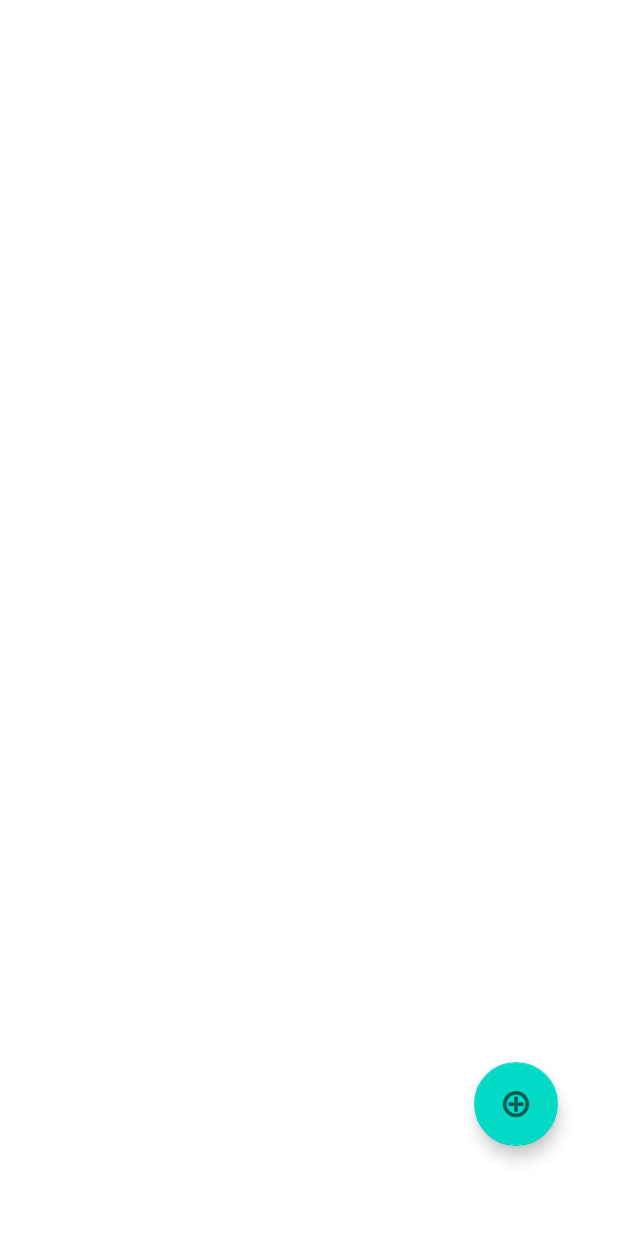
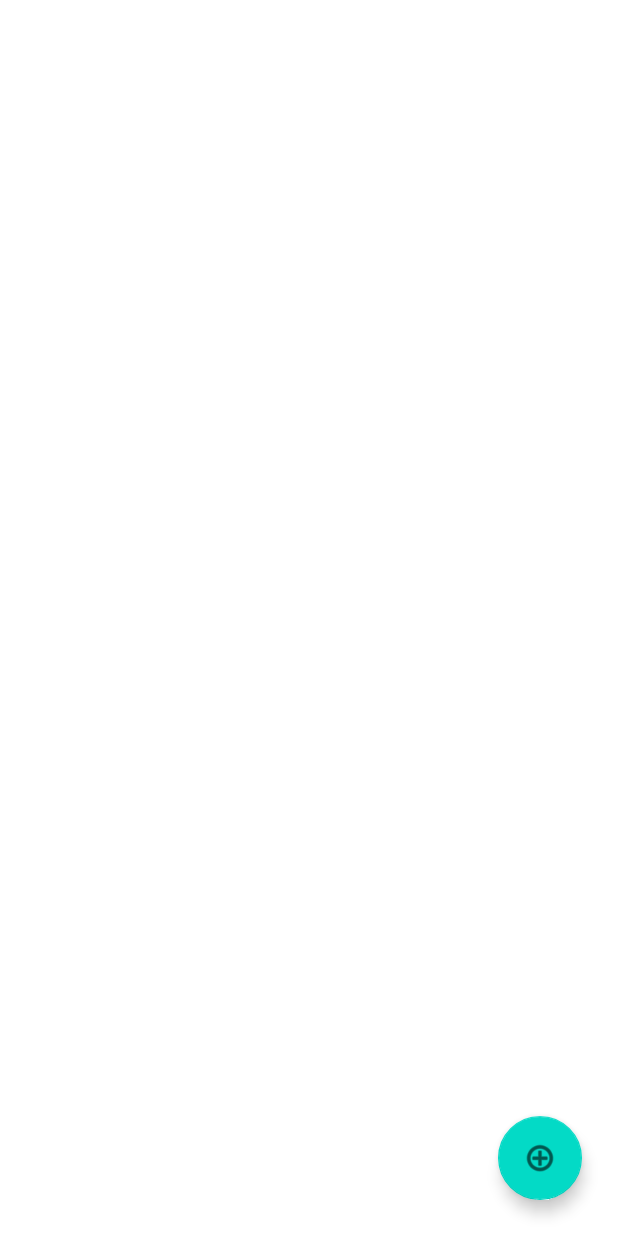
Before and after one commit to shailuhari04/MyNotes, an Android app: the layout activity_main.xml on its own in the app's theme, with its tools: preview values and no code run, on a phone screen of 412 x 824 dp. Run offline under Robolectric (Android 15) with nearby library versions, the phone set to English and light mode, and no system bars.

Commit message:
1. Add network security config into project. 2. implementing api with fab on action dialog view show.

```diff
--- a/app/src/main/res/layout/activity_main.xml
+++ b/app/src/main/res/layout/activity_main.xml
@@ -4,18 +4,32 @@
     xmlns:tools="http://schemas.android.com/tools"
     android:layout_width="match_parent"
     android:layout_height="match_parent"
-    tools:context=".MainActivity">
+    tools:context=".ui.MainActivity">
 
     <com.google.android.material.floatingactionbutton.FloatingActionButton
         android:id="@+id/floatingActionButton"
         android:layout_width="wrap_content"
         android:layout_height="wrap_content"
-        android:layout_marginEnd="40dp"
-        android:layout_marginBottom="60dp"
+        android:layout_marginEnd="24dp"
+        android:layout_marginBottom="24dp"
         android:clickable="true"
         android:focusable="true"
         app:layout_constraintBottom_toBottomOf="parent"
         app:layout_constraintEnd_toEndOf="parent"
         app:srcCompat="@android:drawable/ic_menu_add" />
 
+    <TextView
+        android:id="@+id/tvData"
+        android:layout_width="0dp"
+        android:layout_height="0dp"
+        android:layout_marginStart="16dp"
+        android:layout_marginTop="16dp"
+        android:textColor="@color/colorPrimaryDark"
+        android:layout_marginEnd="16dp"
+        android:layout_marginBottom="16dp"
+        app:layout_constraintBottom_toTopOf="@+id/floatingActionButton"
+        app:layout_constraintEnd_toEndOf="parent"
+        app:layout_constraintStart_toStartOf="parent"
+        app:layout_constraintTop_toTopOf="parent" />
+
 </androidx.constraintlayout.widget.ConstraintLayout>
```
Also changed, not shown: app/build.gradle (+8 -5 lines), app/src/main/AndroidManifest.xml (+8 -2 lines), app/src/main/java/com/sdrss/mynotes/MainActivity.kt (deleted, +0 -12 lines), app/src/main/java/com/sdrss/mynotes/User.kt (added, +10 -0 lines), app/src/main/java/com/sdrss/mynotes/ui/MainActivity.kt (added, +76 -0 lines), app/src/main/res/xml/network_security_config.xml (added, +7 -0 lines).
